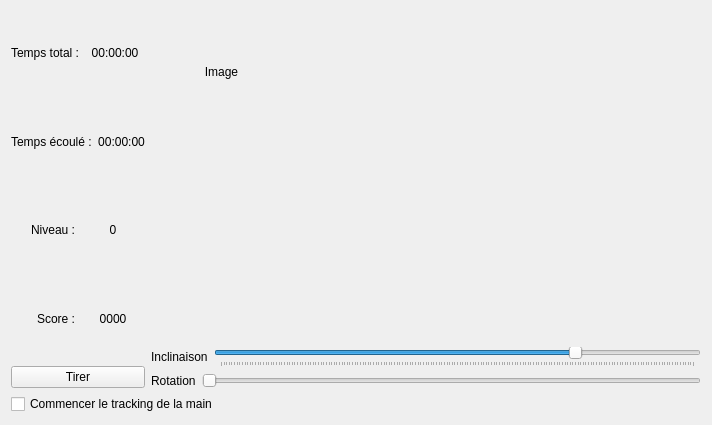
Above: MyOpenGL/window.ui from HugoPopo/trebuchetse before the change. Below: the same form after it.
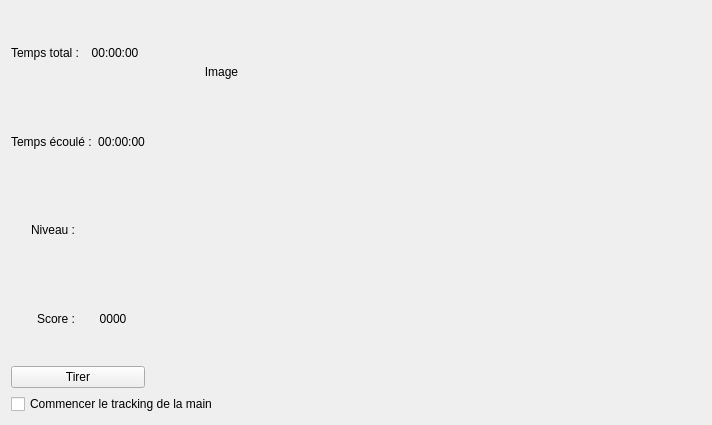
That is the form after the change. Custom widgets are drawn as their Qt base class.

```diff
--- a/MyOpenGL/window.ui
+++ b/MyOpenGL/window.ui
@@ -78,7 +78,7 @@
          <item>
           <widget class="QLabel" name="niveau">
            <property name="text">
-            <string>0</string>
+            <string/>
            </property>
            <property name="alignment">
             <set>Qt::AlignCenter</set>
@@ -154,54 +154,6 @@
          </widget>
         </widget>
        </item>
-       <item>
-        <layout class="QHBoxLayout" name="horizontalLayout_2">
-         <item>
-          <widget class="QLabel" name="inclinaison_label">
-           <property name="text">
-            <string>Inclinaison</string>
-           </property>
-          </widget>
-         </item>
-         <item>
-          <widget class="QSlider" name="sliderAngleBras">
-           <property name="minimum">
-            <number>-135</number>
-           </property>
-           <property name="maximum">
-            <number>45</number>
-           </property>
-           <property name="orientation">
-            <enum>Qt::Horizontal</enum>
-           </property>
-           <property name="tickPosition">
-            <enum>QSlider::TicksBelow</enum>
-           </property>
-           <property name="tickInterval">
-            <number>1</number>
-           </property>
-          </widget>
-         </item>
-        </layout>
-       </item>
-       <item>
-        <layout class="QHBoxLayout" name="horizontalLayout_3">
-         <item>
-          <widget class="QLabel" name="rotation_label">
-           <property name="text">
-            <string>Rotation</string>
-           </property>
-          </widget>
-         </item>
-         <item>
-          <widget class="QSlider" name="horizontalSlider_2">
-           <property name="orientation">
-            <enum>Qt::Horizontal</enum>
-           </property>
-          </widget>
-         </item>
-        </layout>
-       </item>
       </layout>
      </item>
     </layout>
```
Left out of the diff: 36 changed lines with no effect on the pictures.
